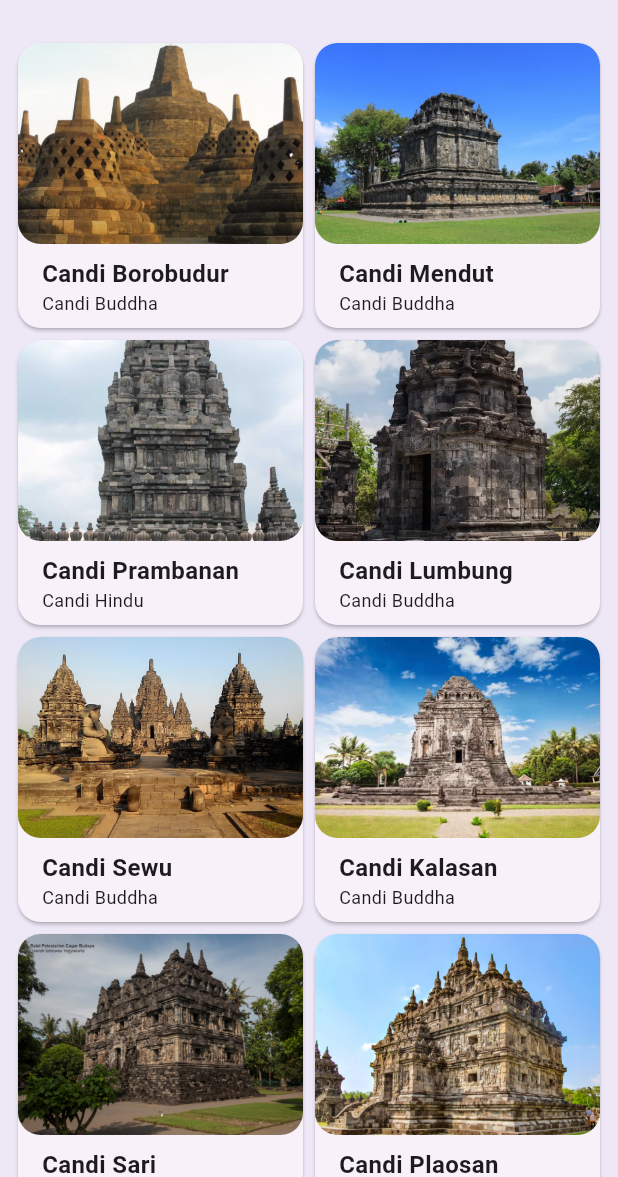
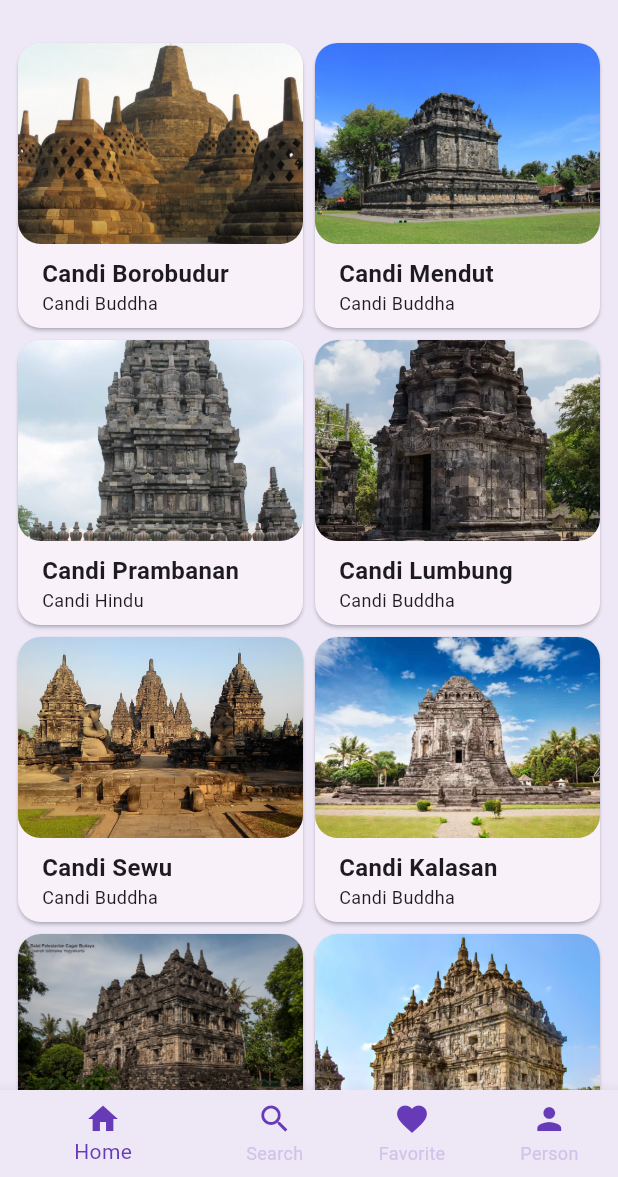
Before and after one commit to stevennvl/prj_wisatacandisi51, a Flutter app: the screen it shows after launch, on a phone screen of 412 x 824 dp, the part 59-1236 px from its top. Run offline on Flutter 3.47's test engine with Material 2 defaults, Android fonts, the phone set to English and light mode, and no system bars.

```diff
--- a/lib/main.dart
+++ b/lib/main.dart
@@ -1,6 +1,7 @@
 import 'package:flutter/material.dart';
 import 'package:prj_wisatacandisi51/widgets/detail_screen.dart';
 import 'package:prj_wisatacandisi51/data/candi_data.dart';
+import 'package:prj_wisatacandisi51/widgets/favorite_screen.dart';
 import 'package:prj_wisatacandisi51/widgets/home_screen.dart';
 import 'package:prj_wisatacandisi51/widgets/profile_screen.dart';
 import 'package:prj_wisatacandisi51/widgets/search_screen.dart';
@@ -32,7 +33,8 @@ class MyApp extends StatelessWidget {
                 primary: Colors.deepPurple, surface: Colors.deepPurple[50]),
         useMaterial3: true,
       ),
-      home: const HomeScreen(),
+      home: const MainScreen(),
+      //const HomeScreen(),
       // const SearchScreen(),
       //const SignUpScreen(),
       // const ProfileScreen(),
@@ -40,3 +42,70 @@ class MyApp extends StatelessWidget {
     );
   }
 }
+
+class MainScreen extends StatefulWidget {
+  const MainScreen({super.key});
+
+  @override
+  State<MainScreen> createState() => _MainScreenState();
+}
+
+class _MainScreenState extends State<MainScreen> {
+  int _currentIndex = 0;
+  final List<Widget> _children = [
+    HomeScreen(),
+    SearchScreen(),
+    FavoriteScreen(),
+    ProfileScreen(),
+  ];
+
+  @override
+  Widget build(BuildContext context) {
+    return Scaffold(
+      body: _children[_currentIndex],
+      bottomNavigationBar: Theme(
+          data: Theme.of(context).copyWith(canvasColor: Colors.deepPurple[50]),
+          child: BottomNavigationBar(
+            currentIndex: _currentIndex,
+            onTap: (value) {
+              setState(() {
+                _currentIndex = value;
+              });
+            },
+            items: const [
+              BottomNavigationBarItem(
+                icon: Icon(
+                  Icons.home,
+                  color: Colors.deepPurple,
+                ),
+                label: "Home",
+              ),
+              BottomNavigationBarItem(
+                icon: Icon(
+                  Icons.search,
+                  color: Colors.deepPurple,
+                ),
+                label: "Search",
+              ),
+              BottomNavigationBarItem(
+                icon: Icon(
+                  Icons.favorite,
+                  color: Colors.deepPurple,
+                ),
+                label: "Favorite",
+              ),
+              BottomNavigationBarItem(
+                icon: Icon(
+                  Icons.person,
+                  color: Colors.deepPurple,
+                ),
+                label: "Person",
+              ),
+            ],
+            selectedItemColor: Colors.deepPurple,
+            unselectedItemColor: Colors.deepPurple[100],
+            showUnselectedLabels: true,
+          )),
+    );
+  }
+}
--- /dev/null
+++ b/lib/widgets/favorite_screen.dart
@@ -0,0 +1,15 @@
+import 'package:flutter/material.dart';
+
+class FavoriteScreen extends StatefulWidget {
+  const FavoriteScreen({super.key});
+
+  @override
+  State<FavoriteScreen> createState() => _FavoriteScreenState();
+}
+
+class _FavoriteScreenState extends State<FavoriteScreen> {
+  @override
+  Widget build(BuildContext context) {
+    return const Placeholder();
+  }
+}
--- a/lib/widgets/profile_screen.dart
+++ b/lib/widgets/profile_screen.dart
@@ -11,8 +11,8 @@ class ProfileScreen extends StatefulWidget {
 class _ProfileScreenState extends State<ProfileScreen> {
   // TODO 1 Variable
   bool isSigned = true;
-  String fullName = "Richard Satya";
-  String username = "Richards";
+  String fullName = "Steven Nevile";
+  String username = "stevennvl";
   int favouritCandiCount = 0;
 
   // TODO 5. Implementasi Fungsi Sign In
```
